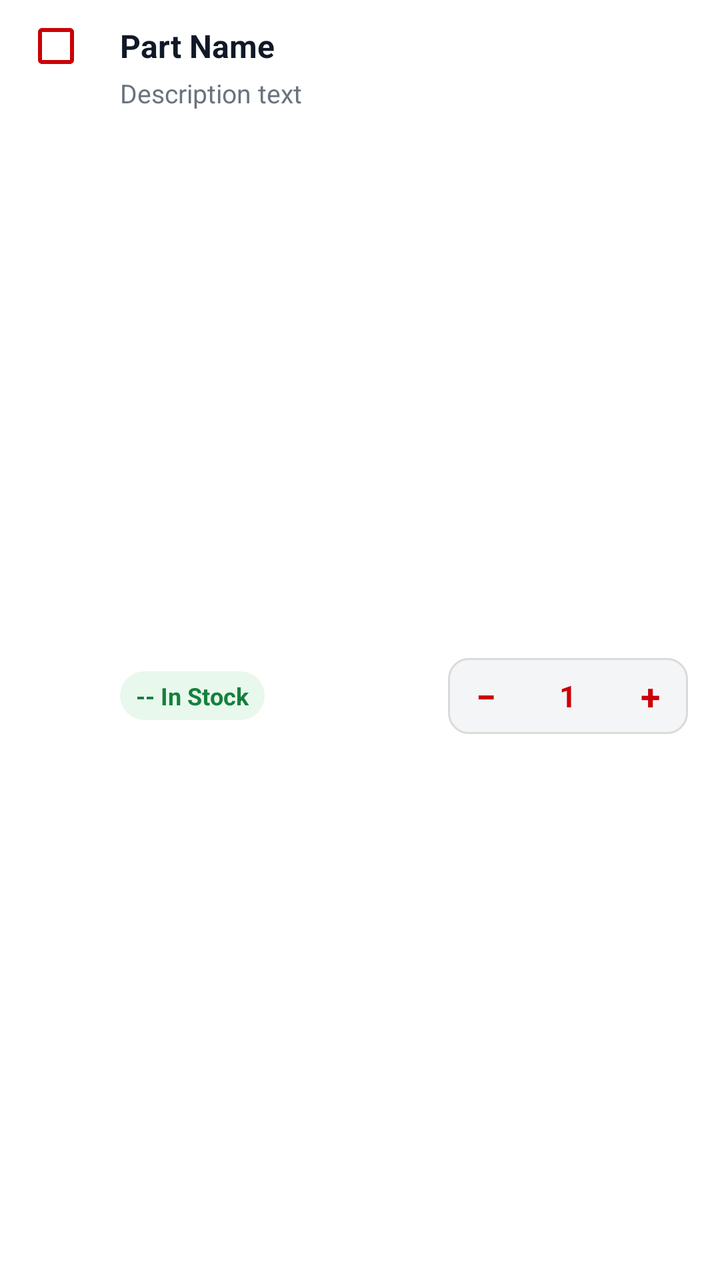
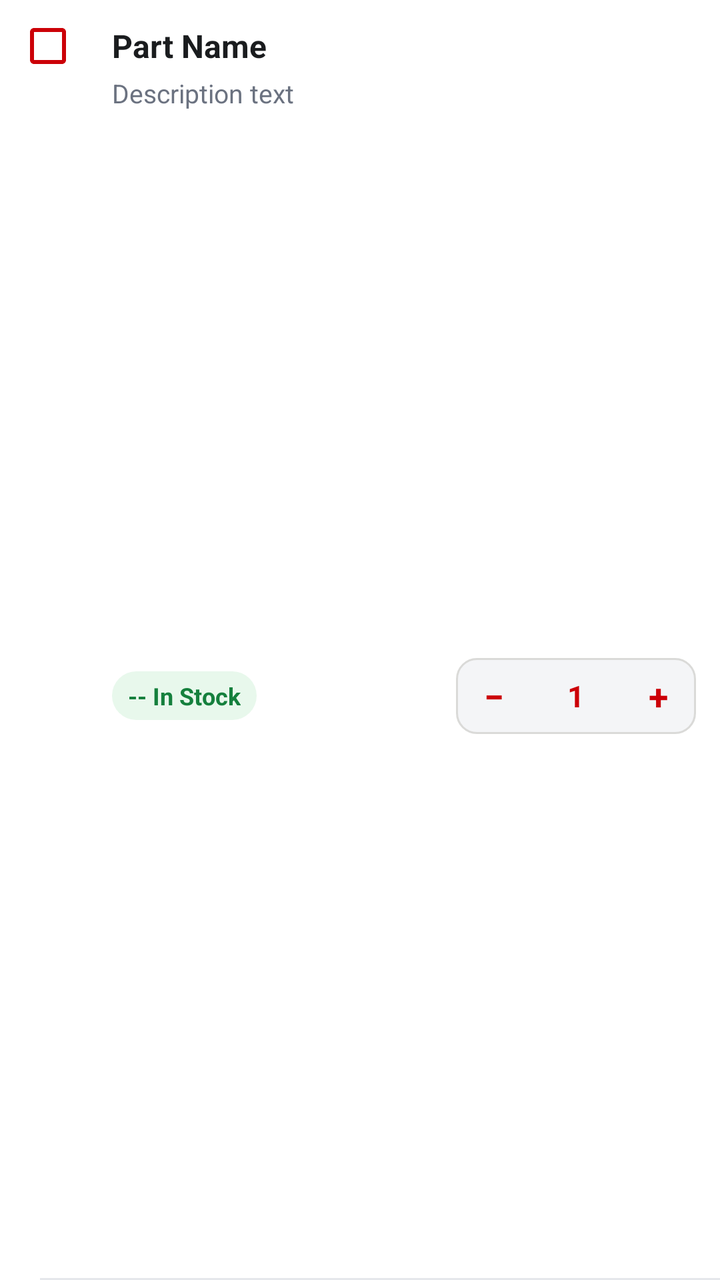

Screens rendered from an Android XML layout before and after an edit, with the pre-edit source and the edit as a unified diff.
<!-- AndroidManifest.xml: application theme Theme.EmployeePOS2 -->
<!-- res/layout/item_inventory_part.xml -->
<?xml version="1.0" encoding="utf-8"?>
<androidx.constraintlayout.widget.ConstraintLayout
    xmlns:android="http://schemas.android.com/apk/res/android"
    xmlns:app="http://schemas.android.com/apk/res-auto"
    android:layout_width="match_parent"
    android:layout_height="wrap_content"
    android:paddingVertical="12dp"
    android:paddingHorizontal="4dp"
    android:background="#FFFFFF">

    <CheckBox
        android:id="@+id/cbPicked"
        android:layout_width="wrap_content"
        android:layout_height="wrap_content"
        android:buttonTint="#CC0007"
        app:layout_constraintStart_toStartOf="parent"
        app:layout_constraintTop_toTopOf="@id/tvPartName"
        app:layout_constraintBottom_toBottomOf="@id/tvPartName" />

    <TextView
        android:id="@+id/tvPartName"
        android:layout_width="0dp"
        android:layout_height="wrap_content"
        android:layout_marginStart="8dp"
        android:layout_marginEnd="12dp"
        android:text="Part Name"
        android:textColor="#111827"
        android:textSize="16sp"
        android:textStyle="bold"
        app:layout_constraintStart_toEndOf="@id/cbPicked"
        app:layout_constraintEnd_toEndOf="parent"
        app:layout_constraintTop_toTopOf="parent"/>

    <TextView
        android:id="@+id/tvPartDescription"
        android:layout_width="0dp"
        android:layout_height="wrap_content"
        android:layout_marginTop="4dp"
        android:text="Description text"
        android:textColor="#6B7280"
        android:textSize="13sp"
        app:layout_constraintStart_toStartOf="@id/tvPartName"
        app:layout_constraintEnd_toEndOf="@id/tvPartName"
        app:layout_constraintTop_toBottomOf="@id/tvPartName"/>

    <TextView
        android:id="@+id/tvStockLevel"
        android:layout_width="wrap_content"
        android:layout_height="wrap_content"
        android:layout_marginTop="12dp"
        android:background="@drawable/bg_stock_pill"
        android:paddingHorizontal="8dp"
        android:paddingVertical="4dp"
        android:text="-- In Stock"
        android:textColor="#15803D"
        android:textSize="12sp"
        android:textStyle="bold"
        app:layout_constraintStart_toStartOf="@id/tvPartName"
        app:layout_constraintTop_toBottomOf="@id/tvPartDescription"
        app:layout_constraintBottom_toBottomOf="parent"/>

    <LinearLayout
        android:id="@+id/qtyContainer"
        android:layout_width="wrap_content"
        android:layout_height="38dp"
        android:background="@drawable/bg_spinner_field"
        android:orientation="horizontal"
        android:gravity="center_vertical"
        android:layout_marginEnd="12dp"
        app:layout_constraintEnd_toEndOf="parent"
        app:layout_constraintTop_toTopOf="@id/tvStockLevel"
        app:layout_constraintBottom_toBottomOf="@id/tvStockLevel">

        <TextView
            android:id="@+id/btnMinusPartQty"
            android:layout_width="38dp"
            android:layout_height="match_parent"
            android:gravity="center"
            android:text="−"
            android:textColor="#CC0007"
            android:textSize="18sp"
            android:textStyle="bold"
            android:background="?android:attr/selectableItemBackground"
            android:clickable="true"
            android:focusable="true"/>

        <EditText
            android:id="@+id/etPartQty"
            android:layout_width="44dp"
            android:layout_height="match_parent"
            android:background="@null"
            android:gravity="center"
            android:inputType="number"
            android:text="1"
            android:textColor="#CC0007"
            android:textSize="15sp"
            android:textStyle="bold"/>

        <TextView
            android:id="@+id/btnPlusPartQty"
            android:layout_width="38dp"
            android:layout_height="match_parent"
            android:gravity="center"
            android:text="+"
            android:textColor="#CC0007"
            android:textSize="18sp"
            android:textStyle="bold"
            android:background="?android:attr/selectableItemBackground"
            android:clickable="true"
            android:focusable="true"/>
    </LinearLayout>

</androidx.constraintlayout.widget.ConstraintLayout>
<!-- resources referenced by this layout -->
<resources>
  <!-- drawable bg_spinner_field (drawable) -->
  <?xml version="1.0" encoding="utf-8"?>
  <shape xmlns:android="http://schemas.android.com/apk/res/android">
      <solid android:color="#F4F5F7" />
      <stroke android:width="1dp" android:color="#DADAD8" />
      <corners android:radius="10dp" />
  </shape>
  <!-- drawable bg_stock_pill (drawable) -->
  <?xml version="1.0" encoding="utf-8"?>
  <shape xmlns:android="http://schemas.android.com/apk/res/android">
      <solid android:color="#E8F8EC"/>
      <corners android:radius="50dp"/>
  </shape>
  <style name="Theme.EmployeePOS2" parent="Base.Theme.EmployeePOS2" />
  <style name="Base.Theme.EmployeePOS2" parent="Theme.Material3.DayNight.NoActionBar">
          
          
      </style>
</resources>

<!-- the commit's change to res/layout/item_inventory_part.xml (unified diff, before → after) -->
@@ -5,8 +5,8 @@
     android:layout_width="match_parent"
     android:layout_height="wrap_content"
     android:paddingVertical="12dp"
-    android:paddingHorizontal="4dp"
-    android:background="#FFFFFF">
+    android:paddingHorizontal="0dp"
+    android:background="@drawable/bg_row_divider">
 
     <CheckBox
         android:id="@+id/cbPicked"
@@ -24,7 +24,7 @@
         android:layout_marginStart="8dp"
         android:layout_marginEnd="12dp"
         android:text="Part Name"
-        android:textColor="#111827"
+        android:textColor="#1A1C1E"
         android:textSize="16sp"
         android:textStyle="bold"
         app:layout_constraintStart_toEndOf="@id/cbPicked"
<!-- resource entries referenced after the edit -->
@@ -1,5 +1,19 @@
 <!-- resources referenced by this layout -->
 <resources>
+  <!-- drawable bg_row_divider (drawable) -->
+  <?xml version="1.0" encoding="utf-8"?>
+  <layer-list xmlns:android="http://schemas.android.com/apk/res/android">
+      <item>
+          <shape android:shape="rectangle">
+              <solid android:color="#FFFFFF" />
+          </shape>
+      </item>
+      <item android:gravity="bottom" android:height="1dp" android:left="20dp">
+          <shape android:shape="rectangle">
+              <solid android:color="#E5E7EB" />
+          </shape>
+      </item>
+  </layer-list>
   <!-- drawable bg_spinner_field (drawable) -->
   <?xml version="1.0" encoding="utf-8"?>
   <shape xmlns:android="http://schemas.android.com/apk/res/android">
@@ -16,7 +30,15 @@
   <style name="Theme.EmployeePOS2" parent="Base.Theme.EmployeePOS2" />
   <style name="Base.Theme.EmployeePOS2" parent="Theme.Material3.DayNight.NoActionBar">
           
-          
+          <item name="colorPrimary">#CC0007</item>
+          <item name="colorOnPrimary">#FFFFFF</item>
+          <item name="colorPrimaryContainer">#FEE2E2</item>
+          <item name="colorOnPrimaryContainer">#CC0007</item>
+          <item name="colorSecondary">#CC0007</item>
+          <item name="colorSecondaryContainer">#FEE2E2</item>
+          <item name="colorOnSecondaryContainer">#CC0007</item>
+          <item name="colorSurface">#FFFFFF</item>
+          <item name="android:windowBackground">#FFFFFF</item>
       </style>
 </resources>
 
